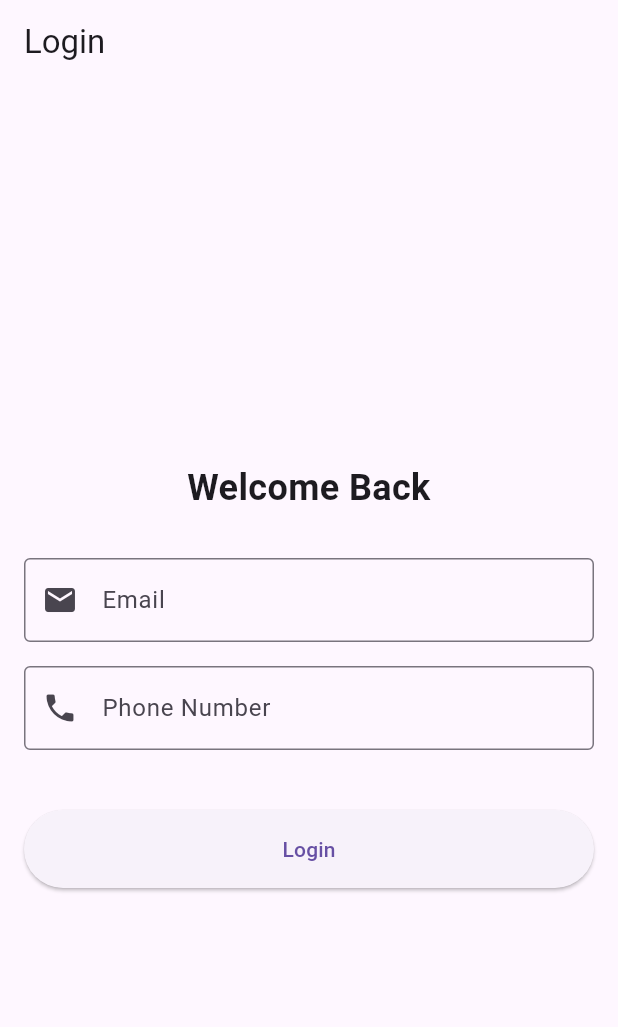
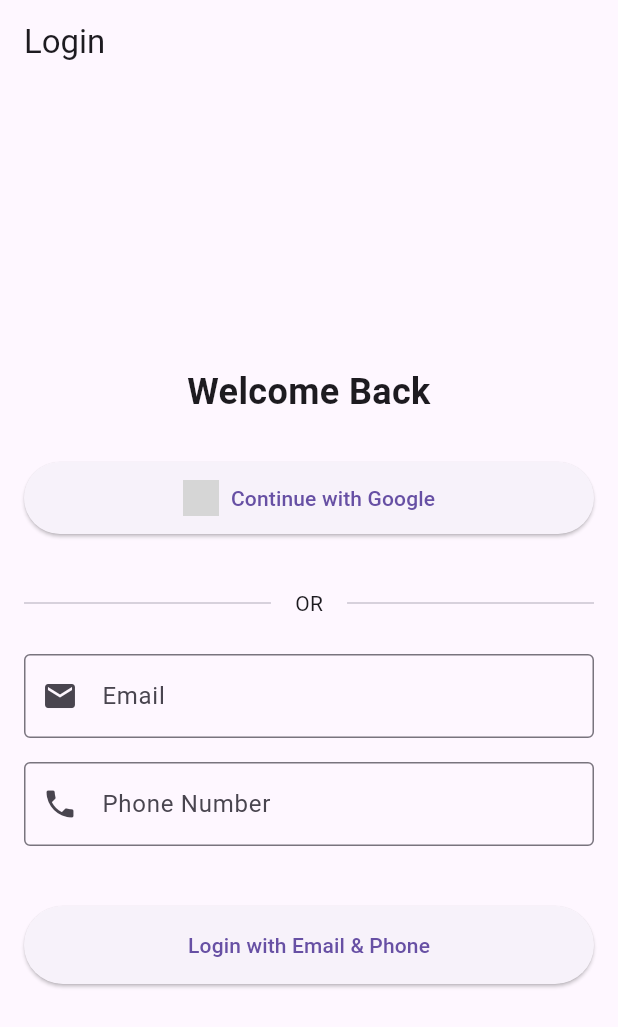
Before and after one commit to harshchaturvedi1/flutter_basics, a Flutter app: the screen it shows after launch, on a phone screen of 412 x 824 dp. Shown: the top 1027 px of the screen. Run offline on Flutter 3.47's test engine with Material 3 defaults, Android fonts, the phone set to English and light mode, and no system bars; our stand-ins replace chewie, google_sign_in, lucide_icons, shared_preferences, sign_in_with_apple, video_player; network calls fail; grey boxes are pictures that could not be loaded.

Commit message:
google auth need keys , abdroid is error

```diff
--- a/lib/screens/auth_screen.dart
+++ b/lib/screens/auth_screen.dart
@@ -3,7 +3,7 @@ import 'package:flutter/material.dart';
 import 'package:http/http.dart' as http;
 import 'package:shared_preferences/shared_preferences.dart';
 import 'package:counter_app/services/auth_service.dart';
-
+import 'dart:io' show Platform;
 
 class AuthScreen extends StatefulWidget {
   const AuthScreen({super.key});
@@ -19,6 +19,31 @@ class _AuthScreenState extends State<AuthScreen> {
   bool _isLoading = false;
   String _errorMessage = '';
 
+  Future<void> _handleSocialAuth(Future<Map<String, dynamic>> Function() signInMethod) async {
+    setState(() {
+      _isLoading = true;
+      _errorMessage = '';
+    });
+
+    try {
+      final result = await signInMethod();
+      if (result['success']) {
+        if (mounted) {
+          Navigator.pushReplacementNamed(context, '/home');
+        }
+      } else {
+        setState(() {
+          _errorMessage = result['message'];
+        });
+      }
+    } catch (e) {
+      setState(() {
+        _errorMessage = e.toString();
+      });
+    } finally {
+      setState(() => _isLoading = false);
+    }
+  }
 
   Future<void> _login() async {
     if (!_formKey.currentState!.validate()) return;
@@ -45,7 +70,6 @@ Future<void> _login() async {
 
     setState(() => _isLoading = false);
   }
-
 
   @override
   void dispose() {
@@ -78,6 +102,47 @@ Future<void> _login() async {
                   textAlign: TextAlign.center,
                 ),
                 const SizedBox(height: 30),
+
+                // Social Login Buttons
+                ElevatedButton.icon(
+                  onPressed: _isLoading ? null : () => _handleSocialAuth(AuthService.signInWithGoogle),
+                  icon: Image.network(
+                    'https://www.google.com/favicon.ico',
+                    height: 24,
+                  ),
+                  label: const Text('Continue with Google'),
+                  style: ElevatedButton.styleFrom(
+                    padding: const EdgeInsets.symmetric(vertical: 12),
+                  ),
+                ),
+                const SizedBox(height: 12),
+
+                if (Platform.isIOS)
+                  ElevatedButton.icon(
+                    onPressed: _isLoading ? null : () => _handleSocialAuth(AuthService.signInWithApple),
+                    icon: const Icon(Icons.apple),
+                    label: const Text('Continue with Apple'),
+                    style: ElevatedButton.styleFrom(
+                      padding: const EdgeInsets.symmetric(vertical: 12),
+                      backgroundColor: Colors.black,
+                      foregroundColor: Colors.white,
+                    ),
+                  ),
+
+                const SizedBox(height: 24),
+                const Row(
+                  children: [
+                    Expanded(child: Divider()),
+                    Padding(
+                      padding: EdgeInsets.symmetric(horizontal: 16),
+                      child: Text('OR'),
+                    ),
+                    Expanded(child: Divider()),
+                  ],
+                ),
+                const SizedBox(height: 24),
+
+                // Email and Phone Login Form
                 TextFormField(
                   controller: _emailController,
                   decoration: const InputDecoration(
@@ -141,7 +206,7 @@ Future<void> _login() async {
                           width: 20,
                           child: CircularProgressIndicator(strokeWidth: 2),
                         )
-                      : const Text('Login'),
+                      : const Text('Login with Email & Phone'),
                 ),
               ],
             ),
--- a/pubspec.yaml
+++ b/pubspec.yaml
@@ -17,6 +17,9 @@ dependencies:
   video_player: ^2.7.2
   chewie: ^1.7.4
   flutter_dotenv: ^5.1.0
+  google_sign_in: ^6.2.1
+  sign_in_with_apple: ^5.0.0
+  crypto: ^3.0.3
 
 dev_dependencies:
   flutter_test:
```
Also changed, not shown: lib/services/auth_service.dart (+86 -0 lines), pubspec.lock, 7 other files. Lines whose indentation alone changed are shown as unchanged.
